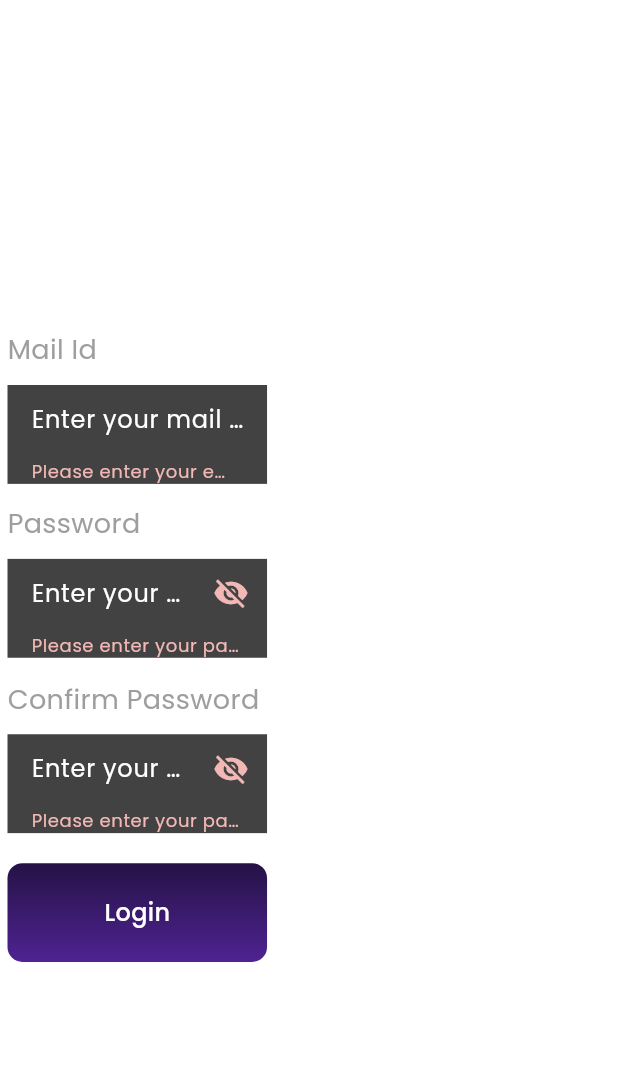
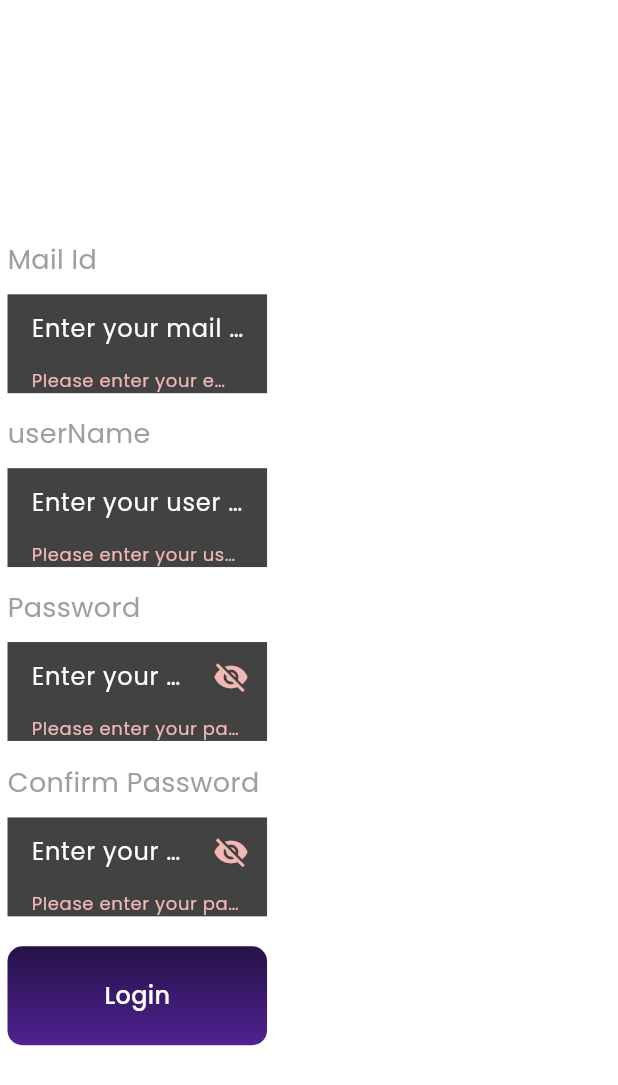
Before and after one commit to SandeepCodez24/ML_VERSE, a Flutter app: the SigninScreen screen opened directly, after a tap on "Login", on a phone screen of 412 x 824 dp. Shown: the top 1085 px of the screen. Run offline on Flutter 3.47's test engine with Material 3 defaults, Android fonts, the light colour scheme and no system bars; our stand-ins replace google_fonts, lottie, shared_preferences; accounts and stored records are empty.

Commit message:
Fix:Login/Signup:bugs

```diff
--- /dev/null
+++ b/ml_verse/devtools_options.yaml
@@ -0,0 +1,3 @@
+description: This file stores settings for Dart & Flutter DevTools.
+documentation: https://docs.flutter.dev/tools/devtools/extensions#configure-extension-enablement-states
+extensions:
--- a/ml_verse/lib/api/auth_api.dart
+++ b/ml_verse/lib/api/auth_api.dart
@@ -1,14 +1,16 @@
 import "package:flutter/material.dart";
 import "package:http/http.dart" as http;
+import "package:ml_verse/DesktopHomePage.dart";
 import "dart:convert";
 
-import "package:ml_verse/DesktopHomePage.dart";
+import "package:ml_verse/function/AppFunction.dart";
 
 class ApiService {
   static const String baseurl = "http://127.0.0.1:5000";
 
   //sigin up
   static Future<void> signUp(
+    BuildContext context,
     String email,
     String password,
     String userName,
@@ -24,6 +26,13 @@ class ApiService {
     );
 
     if (response.statusCode == 201) {
+      await Navigator.pushReplacement(
+        context,
+        MaterialPageRoute(
+          builder:
+              (context) => DesktopHomePage(userName: userName, email: email),
+        ),
+      );
       return;
     } else {
       throw Exception(jsonDecode(response.body)['message']);
@@ -32,15 +41,14 @@ class ApiService {
 
   static Future<void> logIN(
     BuildContext context,
+    String username,
     String email,
     String password,
   ) async {
-
     debugPrint('Login called with email: $email');
     debugPrint('Login called with password: $password');
 
     try {
-
       final response = await http.post(
         Uri.parse("$baseurl/signin"),
         headers: {"Content-Type": "application/json"},
@@ -49,9 +57,15 @@ class ApiService {
 
       if (response.statusCode == 200) {
         if (context.mounted) {
-        Navigator.push(
+          await AppFunction.saveLoginStatus(true, username, email);
+          await Future.delayed(const Duration(seconds: 3));
+          await Navigator.pushReplacement(
             context,
-          MaterialPageRoute(builder: (context) => const DesktopHomePage()),
+            MaterialPageRoute(
+              builder:
+                  (context) =>
+                      DesktopHomePage(userName: username, email: email),
+            ),
           );
         }
         return;
--- a/ml_verse/lib/auth/loginscreen.dart
+++ b/ml_verse/lib/auth/loginscreen.dart
@@ -3,6 +3,7 @@ import 'package:google_fonts/google_fonts.dart';
 import 'package:lottie/lottie.dart';
 import 'package:ml_verse/api/auth_api.dart';
 import 'package:ml_verse/auth/authTextFormWidget.dart';
+import 'package:ml_verse/function/appFunction.dart';
 import 'package:ml_verse/widgets/GlowButton.dart';
 
 class SigninScreen extends StatefulWidget {
@@ -14,12 +15,14 @@ class SigninScreen extends StatefulWidget {
 
 class _SigninScreenState extends State<SigninScreen> {
   final GlobalKey<FormState> _formkey = GlobalKey<FormState>();
+  final TextEditingController _usernameController = TextEditingController();
   final TextEditingController _emailcontroller = TextEditingController();
   final TextEditingController _password = TextEditingController();
   final TextEditingController _confirmPassword = TextEditingController();
 
   @override
   void initState() {
+    _usernameController;
     _emailcontroller;
     _password;
     _confirmPassword;
@@ -30,6 +33,7 @@ class _SigninScreenState extends State<SigninScreen> {
   @override
   void dispose() {
     super.dispose();
+    _usernameController.dispose();
     _emailcontroller;
     _password;
     _confirmPassword;
@@ -46,7 +50,7 @@ class _SigninScreenState extends State<SigninScreen> {
       body: Container(
         height: screenHeight,
         width: screenWidth,
-        margin: const EdgeInsets.symmetric(vertical: 65),
+        margin: const EdgeInsets.symmetric(vertical: 5),
         child: Form(
           key: _formkey,
           child: Stack(
@@ -83,7 +87,7 @@ class _SigninScreenState extends State<SigninScreen> {
                     ),
                   ),
 
-                  SizedBox(height: 10),
+                  SizedBox(height: 5),
 
                   authTextFormCustom(
                     boxText: 'Mail Id',
@@ -91,6 +95,24 @@ class _SigninScreenState extends State<SigninScreen> {
                     labelText: 'Mail Id',
                     controller: _emailcontroller,
                     validator: (value) => EmailValidator.validate(value),
+                    width: screenWidth * 0.42,
+                    height: screenHeight * 0.08,
+                  ),
+                  SizedBox(height: 4),
+                  authTextFormCustom(
+                    boxText: 'userName',
+                    hintText: 'Enter your user name',
+                    labelText: 'Username',
+                    controller: _usernameController,
+                    validator: (value) {
+                      if (value == null || value.isEmpty) {
+                        return 'Please enter your username';
+                      }
+                      if (value.length < 3) {
+                        return 'Username must be at least 3 characters';
+                      }
+                      return null;
+                    },
                     width: screenWidth * 0.42,
                     height: screenHeight * 0.08,
                   ),
@@ -146,8 +168,14 @@ class _SigninScreenState extends State<SigninScreen> {
                           try {
                             await ApiService.logIN(
                               context,
+                              _usernameController.text,
                               _emailcontroller.text,
                               _password.text,
+                            );
+                            await AppFunction.saveLoginStatus(
+                              true,
+                              _usernameController.text,
+                              _emailcontroller.text,
                             );
                           } catch (e) {
                             setState(() {
--- /dev/null
+++ b/ml_verse/lib/function/AppFunction.dart
@@ -0,0 +1,16 @@
+import 'package:shared_preferences/shared_preferences.dart';
+
+class AppFunction {
+  AppFunction._();
+
+  static Future<void> saveLoginStatus(
+    bool status,
+    String userName,
+    String email,
+  ) async {
+    final SharedPreferences pref = await SharedPreferences.getInstance();
+    await pref.setBool('isLoggedIn', status);
+    await pref.setString('userName', userName);
+    await pref.setString('email', email);
+  }
+}
--- a/ml_verse/lib/main.dart
+++ b/ml_verse/lib/main.dart
@@ -1,12 +1,32 @@
 import 'package:flutter/material.dart';
+import 'package:lottie/lottie.dart';
+import 'package:ml_verse/DesktopHomePage.dart';
 import 'package:ml_verse/auth/authScreen.dart';
+import 'package:shared_preferences/shared_preferences.dart';
 
 void main() {
   runApp(const MyApp());
 }
 
-class MyApp extends StatelessWidget {
+class MyApp extends StatefulWidget {
   const MyApp({super.key});
+
+  @override
+  State<MyApp> createState() => _MyAppState();
+}
+
+class _MyAppState extends State<MyApp> {
+  String? userName;
+  String? email;
+  bool? isLoggedIn;
+
+  Future<Map<String, dynamic>> loadUserData() async {
+    final pref = await SharedPreferences.getInstance();
+    userName = pref.getString('username');
+    email = pref.getString('email');
+    isLoggedIn = pref.getBool('isLoggedIn') ?? false;
+    return {'userName': userName, 'email': email, 'isLoggedIn': isLoggedIn};
+  }
 
   @override
   Widget build(BuildContext context) {
@@ -18,7 +38,38 @@ class MyApp extends StatelessWidget {
         fontFamily: 'Poppins',
         primaryColor: const Color(0xFF8A56E5),
       ),
-      home:  AuthScreen(),
+      home: FutureBuilder<Map<String, dynamic>>(
+        future: loadUserData(),
+        builder: (context, snapshot) {
+          if (snapshot.connectionState == ConnectionState.waiting) {
+            return Center(
+              child: SizedBox(
+                width: 200,
+                height: 200,
+                child: Center(
+                  child: Lottie.asset('assets/loading_animation.json'),
+                ),
+              ),
+            );
+          } else if (snapshot.hasError) {
+            return Center(child: Text('Error: ${snapshot.error}'));
+          } else if (snapshot.hasData) {
+            final data = snapshot.data!;
+            if (data['isLoggedIn'] == true &&
+                data['userName'] != null &&
+                data['email'] != null) {
+              return DesktopHomePage(
+                userName: data['userName'],
+                email: data['email'],
+              );
+            } else {
+              return DesktopHomePage(userName: userName, email: email);
+            }
+          } else {
+            return DesktopHomePage(userName: userName, email: email);
+          }
+        },
+      ),
     );
   }
 }
--- a/ml_verse/pubspec.yaml
+++ b/ml_verse/pubspec.yaml
@@ -36,6 +36,7 @@ dependencies:
   cupertino_icons: ^1.0.8
   google_fonts: ^6.2.1
   lottie: ^2.0.0
+  shared_preferences: ^2.2.2
 dev_dependencies:
   flutter_test:
     sdk: flutter
```
Also changed, not shown: ml_verse/lib/DesktopHomePage.dart (+48 -20 lines), ml_verse/lib/auth/signupScreen.dart (+8 -0 lines), ml_verse/pubspec.lock, 1 other file. Lines whose indentation alone changed are shown as unchanged.
